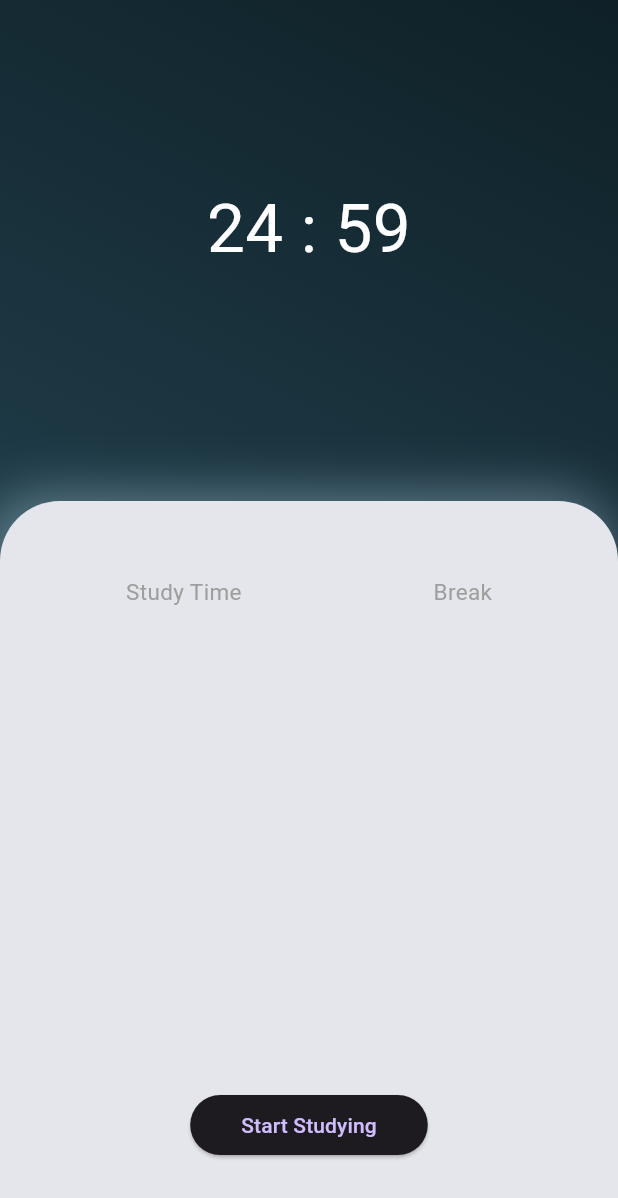
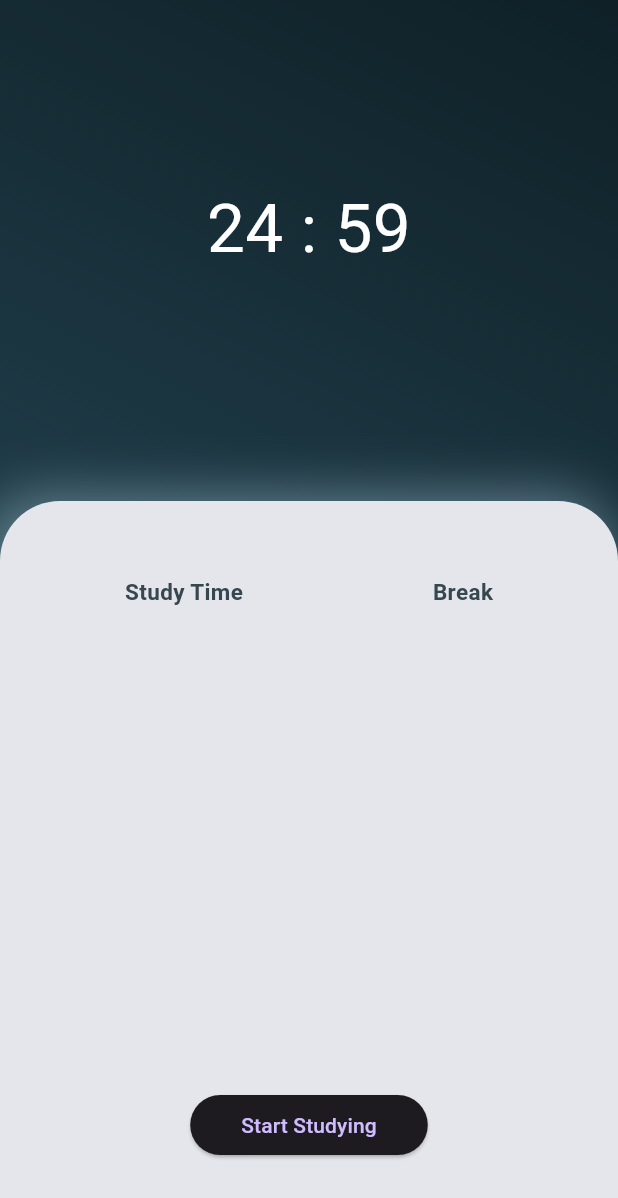
Before and after one commit to OkagawaTheo/Pomodoro, a Flutter app: the screen it shows after launch, after a tap on "Start Studying", on a phone screen of 412 x 824 dp. Shown: the top 1198 px of the screen. Run offline on Flutter 3.47's test engine with Material 2 defaults, Android fonts, the phone set to English and light mode, and no system bars.

Commit message:
tirei o bug de reiniciar alterando o estado do botão

```diff
--- a/lib/pages/home_page.dart
+++ b/lib/pages/home_page.dart
@@ -11,6 +11,9 @@ class _MyHomePageState extends State<MyHomePage> {
   int _minutes = 25;
   int _seconds = 0;
   Timer? timer;
+  bool _buttonEnable = true;
+  get isActive => isActive;
+
 
   void start() {
     if (_minutes > 0) {
@@ -19,8 +22,11 @@ class _MyHomePageState extends State<MyHomePage> {
     if (_seconds > 60) {
       _minutes = (_seconds / 60).floor();
       _seconds -= (_minutes * 60);
-    }
-    timer = Timer.periodic(const Duration(seconds: 1), (timer) {
+
+      const oneSec = Duration(seconds: 1);
+      timer = Timer.periodic(
+          oneSec,
+          (timer) => {
                 setState(() {
                   if (_seconds > 0) {
                     _seconds--;
@@ -29,15 +35,16 @@ class _MyHomePageState extends State<MyHomePage> {
                       _seconds = 59;
                       _minutes--;
                     } else {
+                      setState(() {
                         timer.cancel();
                         'Timer completed';
+                      });
                     }
                   }
-      });
+                })
               });
     }
-
-
+  }
 
   @override
   Widget build(BuildContext context) {
@@ -93,15 +100,17 @@ class _MyHomePageState extends State<MyHomePage> {
                                   Row(
                                     mainAxisAlignment:
                                         MainAxisAlignment.spaceAround,
-                                    children: const [
+                                    children: [
                                       Text('Study Time',
                                           style: TextStyle(
                                               fontSize: 15,
-                                              color: Colors.grey)),
+                                              fontWeight: FontWeight.bold,
+                                              color: Colors.blueGrey[800])),
                                       Text('Break',
                                           style: TextStyle(
                                             fontSize: 15,
-                                            color: Colors.grey,
+                                            fontWeight: FontWeight.bold,
+                                            color: Colors.blueGrey[800],
                                           )),
                                     ],
                                   ),
@@ -120,9 +129,12 @@ class _MyHomePageState extends State<MyHomePage> {
                                               )),
 
                                           onPressed: () {
-                                            if (_minutes > 0) {
+                                            setState(() {
+                                              if (_buttonEnable) {
+                                                _buttonEnable = false;
                                                 start();
                                               }
+                                            });
                                           },
                                         )
                                       ]))
```
Also changed, not shown: pubspec.lock. Lines whose indentation alone changed are shown as unchanged.
